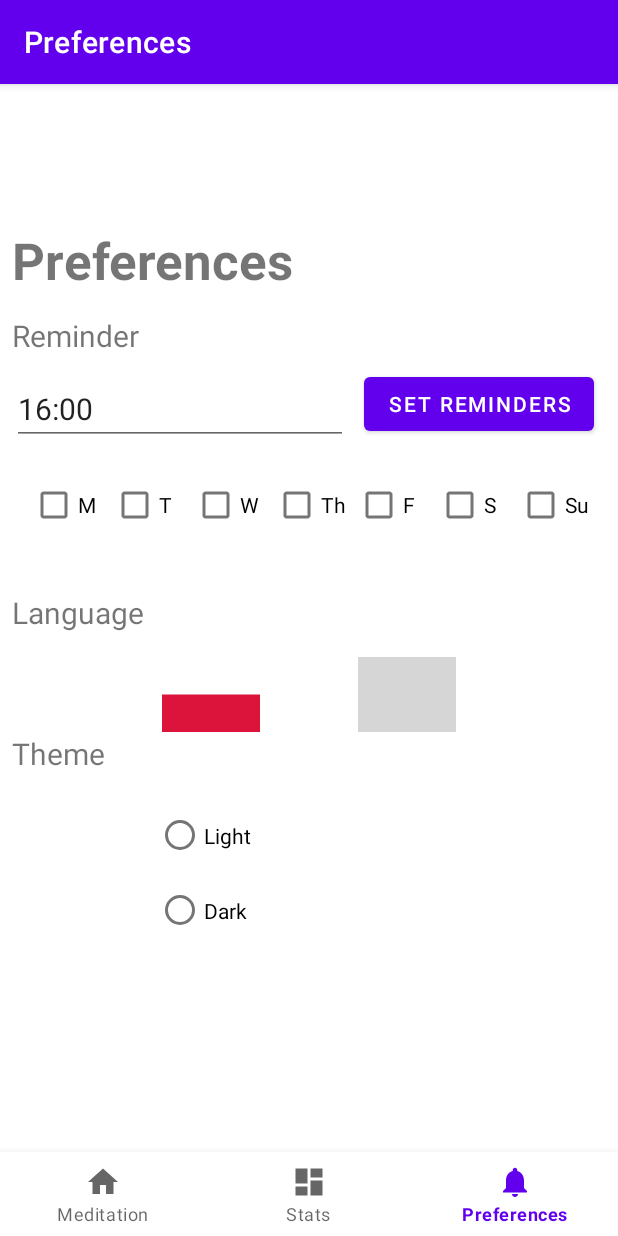
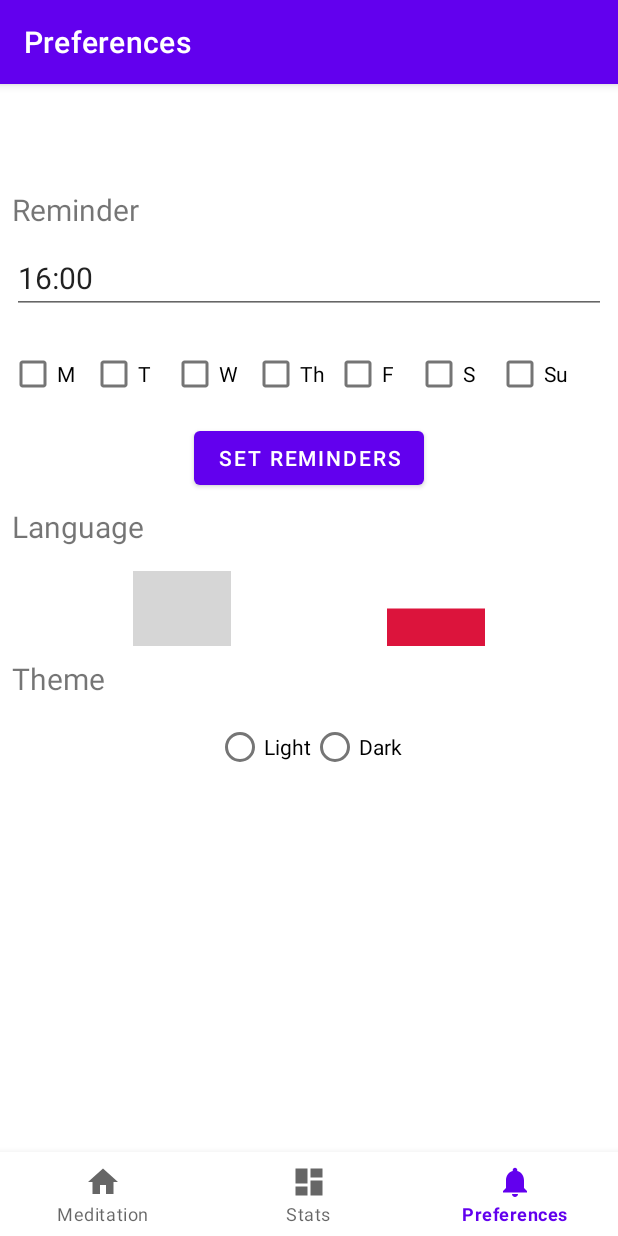
Before and after one commit to mikkac/zen_zone, an Android app: the PreferencesFragment screen opened through its navigation route, on a phone screen of 412 x 824 dp. Run offline under Robolectric (Android 15) with nearby library versions, the phone set to English and light mode, and no system bars; our stand-ins replace AdMob, navigation-ui; grey boxes are pictures that could not be loaded.

Commit message:
finalized language settings

```diff
--- a/ZenZone/app/src/main/java/zen/zone/ui/preferences/PreferencesFragment.java
+++ b/ZenZone/app/src/main/java/zen/zone/ui/preferences/PreferencesFragment.java
@@ -56,49 +56,31 @@ public class PreferencesFragment extends Fragment {
         PreferencesViewModel preferencesViewModel =
                 new ViewModelProvider(this).get(PreferencesViewModel.class);
 
-        binding = FragmentPreferencesBinding.inflate(inflater, container, false);
-        View root = binding.getRoot();
-
-        final TextView textView = binding.textPreferences;
-        preferencesViewModel.getText().observe(getViewLifecycleOwner(), textView::setText);
-        TextView reminderText = view.findViewById(R.id.reminder);
-        reminderText.setText("Reminder");
-        TextView preferencesText = view.findViewById(R.id.text_preferences);
-        preferencesText.setText("Preferences");
         timeEditText = view.findViewById(R.id.text_reminder);
-        timeEditText.setText("16:00");
         CheckBox monday = view.findViewById(R.id.checkBox_monday);
-        monday.setText("M");
         CheckBox tuesday = view.findViewById(R.id.checkBox_tuesday);
-        tuesday.setText("T");
         CheckBox wednesday = view.findViewById(R.id.checkBox_wednesday);
-        wednesday.setText("W");
         CheckBox thursday = view.findViewById(R.id.checkBox_thursday);
-        thursday.setText("Th");
         CheckBox friday = view.findViewById(R.id.checkBox_friday);
-        friday.setText("F");
         CheckBox saturday = view.findViewById(R.id.checkBox_saturday);
-        saturday.setText("S");
         CheckBox sunday = view.findViewById(R.id.checkBox_sunday);
-        sunday.setText("Su");
-        TextView languageText = view.findViewById(R.id.text_language);
-        languageText.setText("Language");
 
         dayCheckBoxes = new CheckBox[] {monday, tuesday, wednesday, thursday, friday, saturday, sunday};
         Button reminderButton = view.findViewById(R.id.button_reminder);
         reminderButton.setOnClickListener(v -> saveReminderSettings());
 
-        ImageButton plButton = view.findViewById(R.id.imageButton_poland);
+        ImageButton plButton = view.findViewById(R.id.imageButton_pl);
         plButton.setOnClickListener(v -> changeLanguage("pl"));
         ImageButton engButton = view.findViewById(R.id.imageButton_gb);
         engButton.setOnClickListener(v -> changeLanguage("en"));
 
-        TextView theme = view.findViewById(R.id.text_motive);
-        theme.setText("Theme");
-        RadioButton light = view.findViewById(R.id.radioButton_light);
-        light.setText("Light");
-        RadioButton dark = view.findViewById(R.id.radioButton_dark);
-        dark.setText("Dark");
+        // TODO Handle light/dark theme
+//        TextView theme = view.findViewById(R.id.text_motive);
+//        theme.setText("Theme");
+//        RadioButton light = view.findViewById(R.id.radioButton_light);
+//        light.setText("Light");
+//        RadioButton dark = view.findViewById(R.id.radioButton_dark);
+//        dark.setText("Dark");
 
         MobileAds.initialize(requireContext(), new OnInitializationCompleteListener() {
             @Override
--- a/ZenZone/app/src/main/java/zen/zone/ui/preferences/ReminderService.java
+++ b/ZenZone/app/src/main/java/zen/zone/ui/preferences/ReminderService.java
@@ -10,6 +10,7 @@ import android.content.Context;
 import android.content.Intent;
 import android.content.SharedPreferences;
 import android.os.IBinder;
+import android.util.Log;
 
 import androidx.annotation.Nullable;
 import androidx.core.app.NotificationCompat;
@@ -23,6 +24,7 @@ public class ReminderService extends Service {
 
     private static final int REMINDER_NOTIFICATION_ID = 1;
     private static final String CHANNEL_ID = "reminder_channel";
+    private static final String TAG = ReminderService.class.getName();
 
     private PendingIntent pendingIntent;
     private AlarmManager alarmManager;
@@ -66,6 +68,7 @@ public class ReminderService extends Service {
 
         String selectedTime = sharedPreferences.getString("selectedTime", "");
 
+        Log.i(TAG, "Selected days: " + selectedDaysString + " & selectedTime: " + selectedTime);
         Calendar calendar = Calendar.getInstance();
         int currentDayOfWeek = calendar.get(Calendar.DAY_OF_WEEK);
         int currentHour = calendar.get(Calendar.HOUR_OF_DAY);
@@ -85,18 +88,25 @@ public class ReminderService extends Service {
 
     private int getReminderDayOfWeek(String day) {
         switch (day) {
+            case "Pn":
             case "M":
                 return Calendar.MONDAY;
+            case "Wt":
             case "T":
                 return Calendar.TUESDAY;
+            case "Śr":
             case "W":
                 return Calendar.WEDNESDAY;
+            case "Czw":
             case "Th":
                 return Calendar.THURSDAY;
+            case "Pt":
             case "F":
                 return Calendar.FRIDAY;
+            case "Sob":
             case "S":
                 return Calendar.SATURDAY;
+            case "Nd":
             case "Su":
                 return Calendar.SUNDAY;
             default:
--- a/ZenZone/app/src/main/res/layout/fragment_preferences.xml
+++ b/ZenZone/app/src/main/res/layout/fragment_preferences.xml
@@ -8,18 +8,114 @@
     android:layout_height="match_parent"
     tools:context=".ui.preferences.PreferencesFragment">
 
-    <ImageButton
-        android:id="@+id/imageButton_gb"
-        style="@android:style/Widget.DeviceDefault.ImageButton"
-        android:layout_width="65dp"
-        android:layout_height="50dp"
+<!--    <TextView-->
+<!--        android:id="@+id/text_preferences"-->
+<!--        android:layout_width="match_parent"-->
+<!--        android:layout_height="wrap_content"-->
+<!--        android:layout_marginStart="8dp"-->
+<!--        android:layout_marginTop="8dp"-->
+<!--        android:layout_marginEnd="8dp"-->
+<!--        android:textAlignment="textStart"-->
+<!--        android:textSize="34sp"-->
+<!--        android:textStyle="bold"-->
+<!--        app:layout_constraintBottom_toBottomOf="parent"-->
+<!--        app:layout_constraintEnd_toEndOf="parent"-->
+<!--        app:layout_constraintHorizontal_bias="1.0"-->
+<!--        app:layout_constraintStart_toStartOf="parent"-->
+<!--        app:layout_constraintTop_toTopOf="parent"-->
+<!--        app:layout_constraintVertical_bias="0.047"-->
+<!--        tools:text="Preferences" />-->
+<!--    -->
+    <TextView
+        android:id="@+id/reminder"
+        android:layout_width="0dp"
+        android:layout_height="wrap_content"
+        android:layout_marginStart="8dp"
+        android:layout_marginTop="14dp"
+        android:layout_marginEnd="8dp"
+        android:ems="10"
+        android:inputType="text"
+        android:textAlignment="textStart"
+        android:textSize="20sp"
+        android:text="@string/reminder"
+        app:layout_constraintEnd_toEndOf="parent"
+        app:layout_constraintStart_toStartOf="parent"
+        app:layout_constraintTop_toTopOf="parent"
+        tools:ignore="LabelFor,TextViewEdits" />
+
+    <EditText
+        android:id="@+id/text_reminder"
+        android:layout_width="0dp"
+        android:layout_height="wrap_content"
+        android:layout_marginStart="8dp"
+        android:layout_marginTop="8dp"
+        android:layout_marginEnd="8dp"
+        android:textAlignment="textStart"
+        android:textSize="20sp"
+        app:layout_constraintEnd_toEndOf="parent"
+        app:layout_constraintStart_toStartOf="parent"
+        app:layout_constraintTop_toBottomOf="@+id/reminder"
+        android:text="16:00" />
+
+    <CheckBox
+        android:id="@+id/checkBox_monday"
+        android:layout_width="wrap_content"
+        android:layout_height="wrap_content"
+        android:layout_marginStart="6dp"
         android:layout_marginTop="16dp"
-        android:layout_marginEnd="108dp"
-        android:contentDescription="English "
-        android:cropToPadding="false"
-        android:src="@drawable/united_kingdom_flag_icon"
-        app:layout_constraintEnd_toEndOf="parent"
-        app:layout_constraintTop_toBottomOf="@+id/text_language" />
+        app:layout_constraintStart_toStartOf="parent"
+        app:layout_constraintTop_toBottomOf="@+id/text_reminder"
+        android:text="@string/monday" />
+
+    <CheckBox
+        android:id="@+id/checkBox_tuesday"
+        android:layout_width="wrap_content"
+        android:layout_height="wrap_content"
+        android:layout_marginStart="6dp"
+        android:layout_marginTop="16dp"
+        app:layout_constraintStart_toEndOf="@+id/checkBox_monday"
+        app:layout_constraintTop_toBottomOf="@+id/text_reminder"
+        android:text="@string/tuesday" />
+
+    <CheckBox
+        android:id="@+id/checkBox_wednesday"
+        android:layout_width="wrap_content"
+        android:layout_height="wrap_content"
+        android:layout_marginStart="6dp"
+        android:layout_marginTop="16dp"
+        app:layout_constraintStart_toEndOf="@+id/checkBox_tuesday"
+        app:layout_constraintTop_toBottomOf="@+id/text_reminder"
+        android:text="@string/wednesday" />
+
+    <CheckBox
+        android:id="@+id/checkBox_thursday"
+        android:layout_width="wrap_content"
+        android:layout_height="wrap_content"
+        android:layout_marginStart="6dp"
+        android:layout_marginTop="16dp"
+        app:layout_constraintStart_toEndOf="@+id/checkBox_wednesday"
+        app:layout_constraintTop_toBottomOf="@+id/text_reminder"
+        android:text="@string/thursday" />
+
+    <CheckBox
+        android:id="@+id/checkBox_friday"
+        android:layout_width="wrap_content"
+        android:layout_height="wrap_content"
+        android:layout_marginStart="6dp"
+        android:layout_marginTop="16dp"
+        app:layout_constraintStart_toEndOf="@+id/checkBox_thursday"
+        app:layout_constraintTop_toBottomOf="@+id/text_reminder"
+        android:text="@string/friday" />
+
+    <CheckBox
+        android:id="@+id/checkBox_saturday"
+        android:layout_width="wrap_content"
+        android:layout_height="wrap_content"
+        android:layout_marginStart="6dp"
+        android:layout_marginTop="16dp"
+        app:layout_constraintStart_toEndOf="@+id/checkBox_friday"
+        app:layout_constraintTop_toBottomOf="@+id/text_reminder"
+        android:text="@string/saturday" />
 
     <CheckBox
         android:id="@+id/checkBox_sunday"
@@ -29,197 +125,102 @@
         android:layout_marginTop="16dp"
         app:layout_constraintStart_toEndOf="@+id/checkBox_saturday"
         app:layout_constraintTop_toBottomOf="@+id/text_reminder"
-        tools:text="Su" />
+        android:text="@string/sunday" />
 
-    <CheckBox
-        android:id="@+id/checkBox_saturday"
+
+    <Button
+        android:id="@+id/button_reminder"
         android:layout_width="wrap_content"
-        android:layout_height="wrap_content"
-        android:layout_marginStart="6dp"
-        android:layout_marginTop="16dp"
-        app:layout_constraintStart_toEndOf="@+id/checkBox_friday"
-        app:layout_constraintTop_toBottomOf="@+id/text_reminder"
-        tools:text="S" />
-
-    <CheckBox
-        android:id="@+id/checkBox_friday"
-        android:layout_width="wrap_content"
-        android:layout_height="wrap_content"
-        android:layout_marginStart="6dp"
-        android:layout_marginTop="16dp"
-        app:layout_constraintStart_toEndOf="@+id/checkBox_thursday"
-        app:layout_constraintTop_toBottomOf="@+id/text_reminder"
-        tools:text="F" />
-
-    <CheckBox
-        android:id="@+id/checkBox_thursday"
-        android:layout_width="wrap_content"
-        android:layout_height="wrap_content"
-        android:layout_marginStart="6dp"
-        android:layout_marginTop="16dp"
-        app:layout_constraintStart_toEndOf="@+id/checkBox_wednesday"
-        app:layout_constraintTop_toBottomOf="@+id/text_reminder"
-        tools:text="Th" />
-
-    <TextView
-        android:id="@+id/text_preferences"
-        android:layout_width="match_parent"
         android:layout_height="wrap_content"
         android:layout_marginStart="8dp"
         android:layout_marginTop="8dp"
         android:layout_marginEnd="8dp"
-        android:textAlignment="textStart"
-        android:textSize="34sp"
-        android:textStyle="bold"
-        app:layout_constraintBottom_toBottomOf="parent"
+        android:text="@string/set_reminders"
+        app:layout_constraintStart_toStartOf="parent"
         app:layout_constraintEnd_toEndOf="parent"
-        app:layout_constraintHorizontal_bias="1.0"
-        app:layout_constraintStart_toStartOf="parent"
-        app:layout_constraintTop_toTopOf="parent"
-        app:layout_constraintVertical_bias="0.047"
-        tools:text="Preferences" />
+        app:layout_constraintTop_toBottomOf="@+id/checkBox_sunday" />
 
-    <EditText
-        android:id="@+id/text_reminder"
-        android:layout_width="match_parent"
-        android:layout_height="wrap_content"
-        android:layout_marginStart="8dp"
-        android:layout_marginTop="8dp"
-        android:layout_marginEnd="180dp"
-        android:textAlignment="textStart"
-        android:textSize="20sp"
-        app:layout_constraintBottom_toBottomOf="parent"
-        app:layout_constraintEnd_toEndOf="parent"
-        app:layout_constraintHorizontal_bias="0.0"
-        app:layout_constraintStart_toStartOf="parent"
-        app:layout_constraintTop_toTopOf="parent"
-        app:layout_constraintVertical_bias="0.196"
-        tools:text="00:00" />
 
     <TextView
         android:id="@+id/text_language"
-        android:layout_width="match_parent"
+        android:layout_width="0dp"
         android:layout_height="wrap_content"
         android:layout_marginStart="8dp"
         android:layout_marginTop="8dp"
         android:layout_marginEnd="8dp"
         android:textAlignment="textStart"
         android:textSize="20sp"
-        app:layout_constraintBottom_toBottomOf="parent"
+        android:text="@string/language"
         app:layout_constraintEnd_toEndOf="parent"
-        app:layout_constraintHorizontal_bias="0.0"
         app:layout_constraintStart_toStartOf="parent"
-        app:layout_constraintTop_toTopOf="parent"
-        app:layout_constraintVertical_bias="0.406"
-        tools:text="Language" />
+        app:layout_constraintTop_toBottomOf="@+id/button_reminder" />
+
+    <ImageButton
+        android:id="@+id/imageButton_gb"
+        style="@android:style/Widget.DeviceDefault.ImageButton"
+        android:layout_width="65dp"
+        android:layout_height="50dp"
+        android:layout_marginTop="16dp"
+        android:layout_marginEnd="8dp"
+        android:contentDescription="@string/english"
+        android:cropToPadding="false"
+        android:src="@drawable/united_kingdom_flag_icon"
+        app:layout_constraintEnd_toStartOf="@+id/imageButton_pl"
+        app:layout_constraintStart_toStartOf="parent"
+        app:layout_constraintTop_toBottomOf="@+id/text_language" />
+
+    <ImageButton
+        android:id="@+id/imageButton_pl"
+        style="@android:style/Widget.DeviceDefault.ImageButton"
+        android:layout_width="65dp"
+        android:layout_height="50dp"
+        android:layout_marginStart="8dp"
+        android:layout_marginTop="16dp"
+        android:contentDescription="@string/polish"
+        android:cropToPadding="false"
+        android:src="@drawable/poland_flag_icon"
+        app:layout_constraintStart_toEndOf="@+id/imageButton_gb"
+        app:layout_constraintEnd_toEndOf="parent"
+        app:layout_constraintTop_toBottomOf="@+id/text_language" />
+
 
     <TextView
         android:id="@+id/text_motive"
-        android:layout_width="match_parent"
+        android:layout_width="0dp"
         android:layout_height="wrap_content"
         android:layout_marginStart="8dp"
         android:layout_marginTop="8dp"
         android:layout_marginEnd="8dp"
         android:textAlignment="textStart"
         android:textSize="20sp"
-        app:layout_constraintBottom_toBottomOf="parent"
         app:layout_constraintEnd_toEndOf="parent"
-        app:layout_constraintHorizontal_bias="0.0"
         app:layout_constraintStart_toStartOf="parent"
-        app:layout_constraintTop_toTopOf="parent"
-        app:layout_constraintVertical_bias="0.545"
-        tools:text="Motive" />
-
-    <CheckBox
-        android:id="@+id/checkBox_monday"
-        android:layout_width="wrap_content"
-        android:layout_height="wrap_content"
-        android:layout_marginStart="20dp"
-        android:layout_marginTop="16dp"
-        app:layout_constraintStart_toStartOf="parent"
-        app:layout_constraintTop_toBottomOf="@+id/text_reminder"
-        tools:text="M" />
-
-    <CheckBox
-        android:id="@+id/checkBox_tuesday"
-        android:layout_width="wrap_content"
-        android:layout_height="wrap_content"
-        android:layout_marginStart="6dp"
-        android:layout_marginTop="16dp"
-        app:layout_constraintStart_toEndOf="@+id/checkBox_monday"
-        app:layout_constraintTop_toBottomOf="@+id/text_reminder"
-        tools:text="T" />
-
-    <CheckBox
-        android:id="@+id/checkBox_wednesday"
-        android:layout_width="wrap_content"
-        android:layout_height="wrap_content"
-        android:layout_marginStart="6dp"
-        android:layout_marginTop="16dp"
-        app:layout_constraintStart_toEndOf="@+id/checkBox_tuesday"
-        app:layout_constraintTop_toBottomOf="@+id/text_reminder"
-        tools:text="W" />
-
-    <TextView
-        android:id="@+id/reminder"
-        android:layout_width="226dp"
-        android:layout_height="48dp"
-        android:layout_marginStart="8dp"
-        android:layout_marginTop="14dp"
-        android:ems="10"
-        android:inputType="text"
-        android:textAlignment="textStart"
-        android:textSize="20sp"
-        app:layout_constraintStart_toStartOf="parent"
-        app:layout_constraintTop_toBottomOf="@+id/text_preferences"
-        tools:ignore="LabelFor"
-        tools:text="Reminder" />
-
-    <ImageButton
-        android:id="@+id/imageButton_poland"
-        style="@android:style/Widget.DeviceDefault.ImageButton"
-        android:layout_width="65dp"
-        android:layout_height="50dp"
-        android:layout_marginStart="108dp"
-        android:layout_marginTop="16dp"
-        android:contentDescription="Polish"
-        android:cropToPadding="false"
-        android:src="@drawable/poland_flag_icon"
-        app:layout_constraintStart_toStartOf="parent"
-        app:layout_constraintTop_toBottomOf="@+id/text_language" />
+        app:layout_constraintTop_toBottomOf="@+id/imageButton_pl"
+        android:text="@string/theme" />
 
     <RadioGroup
         android:id="@+id/radioGroup_motive"
-        android:layout_width="217dp"
-        android:layout_height="99dp"
-        android:layout_marginStart="104dp"
-        android:layout_marginTop="16dp"
-        app:layout_constraintStart_toStartOf="parent"
+        android:layout_width="wrap_content"
+        android:layout_height="wrap_content"
+        android:layout_marginTop="8dp"
+        android:orientation="horizontal"
+        app:layout_constraintLeft_toLeftOf="parent"
+        app:layout_constraintRight_toRightOf="parent"
         app:layout_constraintTop_toBottomOf="@+id/text_motive">
 
         <RadioButton
             android:id="@+id/radioButton_light"
-            android:layout_width="match_parent"
-            android:layout_height="50dp"
-            tools:text="Light" />
+            android:layout_width="wrap_content"
+            android:layout_height="wrap_content"
+            android:text="@string/light" />
 
         <RadioButton
             android:id="@+id/radioButton_dark"
-            android:layout_width="match_parent"
-            android:layout_height="50dp"
-            tools:text="Dark" />
+            android:layout_width="wrap_content"
+            android:layout_height="wrap_content"
+            android:text="@string/dark" />
     </RadioGroup>
 
-    <Button
-        android:id="@+id/button_reminder"
-        android:layout_width="wrap_content"
-        android:layout_height="wrap_content"
-        android:layout_marginTop="29dp"
-        android:layout_marginEnd="16dp"
-        android:text="Set reminders"
-        app:layout_constraintBottom_toTopOf="@+id/checkBox_sunday"
-        app:layout_constraintEnd_toEndOf="parent"
-        app:layout_constraintTop_toBottomOf="@+id/text_preferences" />
 
     <com.google.android.gms.ads.AdView
         android:id="@+id/adView"
@@ -233,4 +234,5 @@
         app:layout_constraintEnd_toEndOf="parent"
         app:layout_constraintStart_toStartOf="parent" />
 
+
 </androidx.constraintlayout.widget.ConstraintLayout>
--- a/ZenZone/app/src/main/res/values/strings.xml
+++ b/ZenZone/app/src/main/res/values/strings.xml
@@ -5,8 +5,8 @@
     <string name="title_preferences">Preferences</string>
     <string name="minutes">min</string>
     <string name="stats_btn">Send statistics</string>
-    <string name="current_streak">Your current days streak:</string>
-    <string name="longest_streak">Your longest streak:</string>
+    <string name="current_streak">Your current streak</string>
+    <string name="longest_streak">Your longest streak</string>
     <string name="duration">Duration</string>
     <string name="_1_minute">1 min</string>
     <string name="half_time_audio_notification">Half-time audio notification</string>
@@ -15,4 +15,19 @@
     <string name="pause">Pause</string>
     <string name="play">Play</string>
     <string name="stop">Stop</string>
+    <string name="english">English</string>
+    <string name="polish">Polish</string>
+    <string name="theme">Theme</string>
+    <string name="light">Light</string>
+    <string name="dark">Dark</string>
+    <string name="set_reminders">Set reminders</string>
+    <string name="language">Language</string>
+    <string name="reminder">Reminder</string>
+    <string name="monday">M</string>
+    <string name="tuesday">T</string>
+    <string name="wednesday">W</string>
+    <string name="thursday">Th</string>
+    <string name="friday">F</string>
+    <string name="saturday">S</string>
+    <string name="sunday">Su</string>
 </resources>
```
Also changed, not shown: 1 other file.
